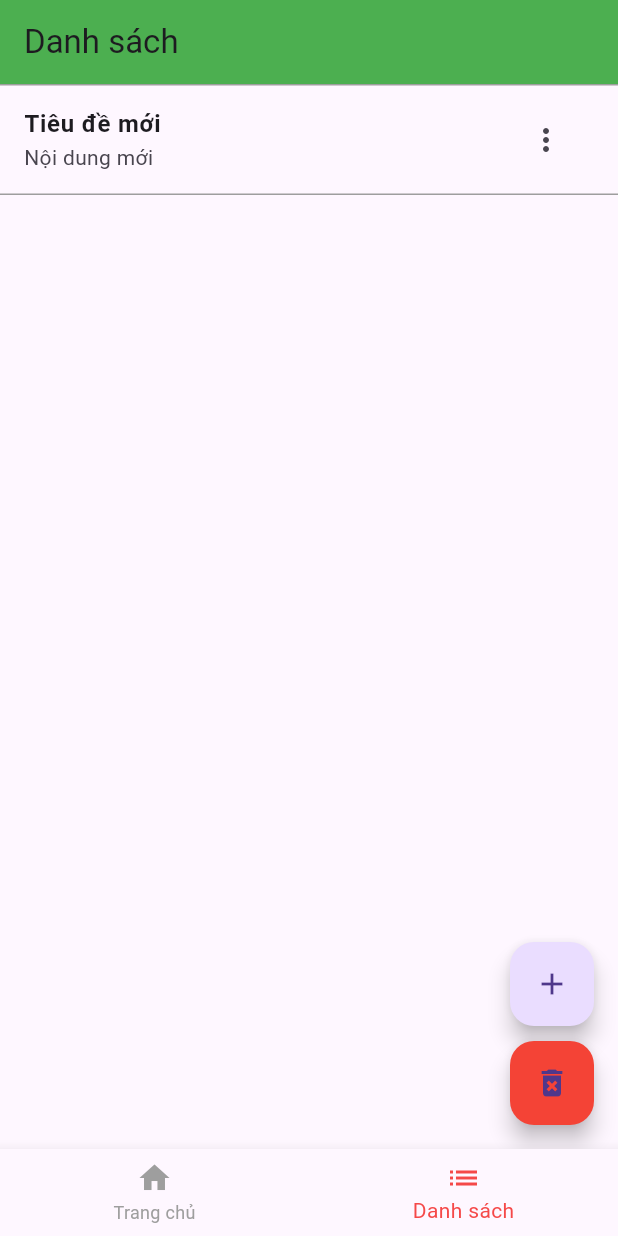
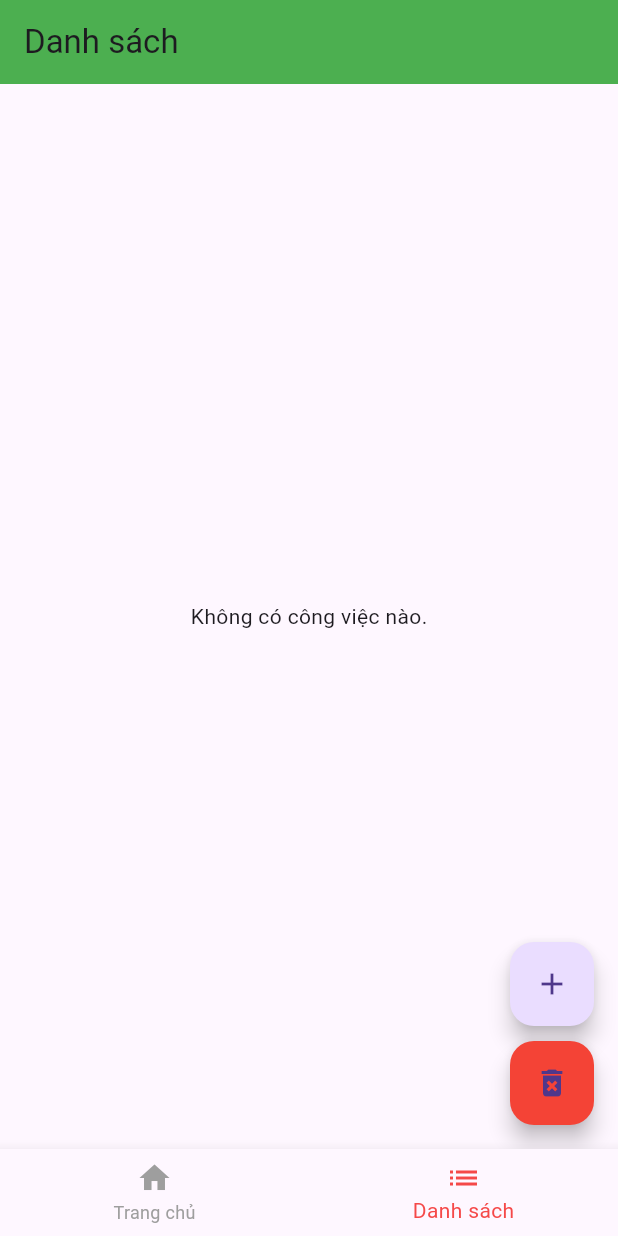
Before and after one commit to MaiKhoa0101/FlutterFE, a Flutter app: the screen it shows after launch, item 2 of the bottom bar chosen, after a tap on the "add" icon, after a tap on the "delete forever" icon, on a phone screen of 412 x 824 dp. Run offline on Flutter 3.47's test engine with Material 3 defaults, Android fonts, the phone set to English and light mode, and no system bars; our stand-ins replace dio, flutter_bloc, get_it, go_router, hive, hive_flutter; accounts and stored records are empty; network calls fail.

Commit message:
done split code to factory, repository, add bloc for manage state, add locator for DI

```diff
--- a/lib/UI/NewUI/NewsListScreen.dart
+++ b/lib/UI/NewUI/NewsListScreen.dart
@@ -1,6 +1,9 @@
 import 'package:flutter/material.dart';
+import '../../dependency injections/locator.dart';
 import '../../viewmodel/newsViewModel.dart';
 import '../Widget/RowNewsSection.dart';
+import 'package:flutter_bloc/flutter_bloc.dart';
+import '../../state management/bloc_news.dart';
 
 class NewsListScreen extends StatefulWidget {
   const NewsListScreen({super.key});
@@ -10,33 +13,39 @@ class NewsListScreen extends StatefulWidget {
 }
 
 class _NewsListScreenState extends State<NewsListScreen> {
-  final newsViewModel = NewsViewModel();
+  final newsViewModel = locator<NewsViewModel>();
 
-  @override
-  void initState() {
-    super.initState();
-    _loadNews(); // Tải lần đầu
-  }
-
-  Future<void> _loadNews() async {
-    await newsViewModel.getNews();
-    setState(() {});
-  }
 
   @override
   Widget build(BuildContext context) {
     final news = newsViewModel.news;
 
-    return Scaffold(
-      body: news.isEmpty
-          ? const Center(child: CircularProgressIndicator())
-          : RefreshIndicator(
-        onRefresh: _loadNews,
-        child: ListView.builder(
-          itemCount: news.length,
-          itemBuilder: (context, index) {
-            final item = news[index];
-            return RowNewsSection(context, item);
+    return  BlocProvider(
+      create: (_) => NewsBloc(locator.get())..add(GetNews()),
+      child: Scaffold(
+        body: BlocBuilder<NewsBloc, NewsState>(
+          builder: (context, state) {
+            if (state is NewsLoading) {
+              return const Center(child: CircularProgressIndicator());
+            } else if (state is NewsLoaded) {
+              final news = state.news;
+              return RefreshIndicator(
+                onRefresh: () async {
+                  context.read<NewsBloc>().add(GetNews());
+                },
+
+                child: ListView.builder(
+                  itemCount: news.length,
+                  itemBuilder: (context, index) {
+                    final item = news[index];
+                    return RowNewsSection(context, item);
+                  },
+                ),
+              );
+            } else if (state is NewsError) {
+              return Center(child: Text('Lỗi: ${state.message}'));
+            }
+            return const SizedBox.shrink();
           },
         ),
       ),
--- a/lib/UI/TodoUI/TodoList.dart
+++ b/lib/UI/TodoUI/TodoList.dart
@@ -1,84 +1,62 @@
 import 'package:flutter/material.dart';
+import 'package:flutter_bloc/flutter_bloc.dart';
 import 'package:go_router/go_router.dart';
-import '../../hive/hivefunction.dart';
+import '../../state management/bloc_task.dart';
+import '../../dependency injections/locator.dart';
 import '../../models/taskList.dart';
 
-class TaskScreen extends StatefulWidget {
+class TaskScreen extends StatelessWidget {
   const TaskScreen({super.key});
-
-  @override
-  State<TaskScreen> createState() => _TaskScreenState();
-}
-
-class _TaskScreenState extends State<TaskScreen> {
-  List<TaskItem> tasks = [];
-
-  @override
-  void initState() {
-    super.initState();
-    _loadTasks();
-  }
-
-  Future<void> _loadTasks() async {
-    tasks = HiveFunctions.getAllTask();
-    setState(() {});
-  }
-
-  Future<void> _onRefresh() => _loadTasks();
-
-  Future<void> _createTask() async {
-    HiveFunctions.createTask('Tiêu đề mới', 'Nội dung mới');
-    await _loadTasks();
-  }
-
-  Future<void> _deleteAllTasks() async {
-    HiveFunctions.deleteAllTask();
-    await _loadTasks();
-  }
-
-  Future<void> _deleteTask(int key) async {
-    HiveFunctions.deleteTask(key);
-    await _loadTasks();
-  }
-
-  Future<void> _goToDetail(TaskItem item) async {
-    final updated = await context.push('/detailTask', extra: item);
-    if (updated == true) {
-      await _loadTasks(); // Reload nếu có cập nhật
-    }
-  }
 
   @override
   Widget build(BuildContext context) {
     return Scaffold(
-      floatingActionButton: _buildFABs(),
-      body: RefreshIndicator(
-        onRefresh: _onRefresh,
+      floatingActionButton: _buildFABs(context),
+      body: BlocBuilder<TaskBloc, TaskState>(
+        builder: (context, state) {
+          if (state is TaskLoading) {
+            return const Center(child: CircularProgressIndicator());
+          } else if (state is TaskLoaded) {
+            final tasks = state.tasks;
+            return RefreshIndicator(
+              onRefresh: () async {
+                context.read<TaskBloc>().add(LoadTasks());
+              },
               child: tasks.isEmpty
                   ? const Center(child: Text('Không có công việc nào.'))
                   : ListView.builder(
                       itemCount: tasks.length,
                       itemBuilder: (context, index) =>
-              _buildTaskTile(tasks[index]),
+                          _buildTaskTile(context, tasks[index]),
                     ),
+            );
+          } else if (state is TaskError) {
+            return Center(child: Text('Lỗi: ${state.message}'));
+          }
+          return const SizedBox.shrink();
+        },
       ),
     );
   }
 
-  Widget _buildFABs() {
+  Widget _buildFABs(BuildContext context) {
     return Column(
       mainAxisAlignment: MainAxisAlignment.end,
       children: [
         FloatingActionButton(
           heroTag: 'add',
-          onPressed: _createTask,
+          onPressed: () {
+            context.read<TaskBloc>().add(AddTask('Tiêu đề mới', 'Nội dung mới'));
+          },
           child: const Icon(Icons.add),
           tooltip: 'Tạo công việc mới',
         ),
         const SizedBox(height: 10),
         FloatingActionButton(
           heroTag: 'deleteAll',
-          onPressed: _deleteAllTasks,
+          onPressed: () {
+            context.read<TaskBloc>().add(DeleteAllTasks());
+          },
           backgroundColor: Colors.red,
           child: const Icon(Icons.delete_forever),
           tooltip: 'Xoá tất cả',
@@ -87,7 +65,7 @@ class _TaskScreenState extends State<TaskScreen> {
     );
   }
 
-  Widget _buildTaskTile(TaskItem item) {
+  Widget _buildTaskTile(BuildContext context, TaskItem item) {
     return Column(
       children: [
         const Divider(height: 1, color: Colors.grey),
@@ -103,10 +81,17 @@ class _TaskScreenState extends State<TaskScreen> {
             maxLines: 2,
             overflow: TextOverflow.ellipsis,
           ),
-          onTap: () => _goToDetail(item),
+          onTap: () async {
+            final updated = await context.push('/detailTask', extra: item);
+            if (updated == true) {
+              context.read<TaskBloc>().add(LoadTasks());
+            }
+          },
           trailing: PopupMenuButton<String>(
             onSelected: (value) {
-              if (value == 'delete') _deleteTask(item.key!);
+              if (value == 'delete') {
+                context.read<TaskBloc>().add(DeleteTask(item.key!));
+              }
             },
             itemBuilder: (context) => const [
               PopupMenuItem(
--- a/lib/UI/mainscaffold.dart
+++ b/lib/UI/mainscaffold.dart
@@ -1,5 +1,4 @@
 import 'package:flutter/material.dart';
-import 'package:go_router/go_router.dart';
 import 'NewUI/NewsListScreen.dart';
 import 'TodoUI/TodoList.dart';
 
--- /dev/null
+++ b/lib/data/repository/HiveRepository.dart
@@ -0,0 +1,23 @@
+import '../../service/TaskService.dart';
+import '../../models/taskList.dart';
+import '../../factory/task_factory.dart';
+
+class TaskRepository {
+  final TaskService service;
+  TaskRepository(this.service);
+
+  List<TaskItem> getAllTasks() {
+    final raw = service.getAllRaw();
+    return raw.map((e) => TaskFactory.fromMap(e, e['key'])).toList();
+  }
+
+  Future<void> createTask(String title, String content) =>
+      service.createTask(title, content);
+
+  Future<void> updateTask(int key, String title, String content) =>
+      service.updateTask(key, title, content);
+
+  Future<void> deleteTask(int key) => service.deleteTask(key);
+
+  Future<void> deleteAllTask() => service.deleteAllTask();
+}
--- /dev/null
+++ b/lib/data/repository/NewsRepository.dart
@@ -0,0 +1,36 @@
+import '../../models/newList.dart';
+import '../../service/NewsService.dart';
+
+// Dòng này định nghĩa một class NewsRepository để quản lý việc lấy dữ liệu tin tức
+// từ NewsService. Nó sẽ sử dụng phương thức getNews của NewsService để lấy dữ liệu
+// và trả về một Future chứa danh sách các đối tượng NewsItem. Điều này giúp tách biệt
+// logic lấy dữ liệu khỏi các phần khác của ứng dụng, giúp dễ dàng kiểm tra và
+// bảo trì mã.
+class NewsRepository{
+  // Biến này sẽ lưu trữ instance của NewsService để sử dụng trong NewsRepository
+  final NewsService _newsService;
+  // Dòng này là constructor của NewsRepository, nó sẽ nhận vào một instance của NewsService
+  // và gán nó cho biến _newsService.
+  NewsRepository(this._newsService);
+  // Phương thức này sẽ gọi phương thức getNews của NewsService để lấy dữ liệu tin tức
+  // và trả về một Future chứa danh sách các đối tượng NewsItem. Nếu có lỗi xảy ra,
+  // nó sẽ ném ra lỗi để có thể xử lý ở nơi gọi phương thức này.
+
+
+  // Future là một kiểu dữ liệu trong Dart đại diện cho một giá trị sẽ có trong tương lai.
+  // Nó thường được sử dụng để xử lý các tác vụ bất đồng bộ, chẳng hạn như gọi API.
+  // List<NewsItem> là một danh sách chứa các đối tượng NewsItem, đại diện cho các tin tức.
+  // NewsItem là một class đại diện cho một tin tức, nó có thể chứa các thông tin như tiêu đề, mô tả, ngày đăng, v.v.
+  // getNews() là một phương thức trong NewsService, nó sẽ gọi API để lấy dữ liệu tin tức
+  // và trả về một Future chứa danh sách các đối tượng NewsItem.
+  Future<List<NewsItem>> getNews() async {
+    try {
+      final response = await _newsService.getNews();
+      return response;
+    }
+    catch (e) {
+      print("NewsRespository"+e.toString());
+      throw e;
+    }
+  }
+}
--- /dev/null
+++ b/lib/dependency injections/locator.dart
@@ -0,0 +1,26 @@
+import 'package:get_it/get_it.dart';
+import '../data/repository/NewsRepository.dart';
+import '../service/NewsService.dart';
+import '../viewmodel/newsViewModel.dart';
+import '../service/TaskService.dart';
+import '../data/repository/HiveRepository.dart';
+
+// Dòng này sẽ tạo một instance của GetIt để sử dụng trong toàn bộ ứng dụng
+// GetIt là một package giúp quản lý Dependency Injection trong Flutter
+final locator = GetIt.instance;
+// Cái này sẽ được gọi trong hàm main.dart để đăng ký các dịch vụ và repository
+// để có thể sử dụng chúng trong toàn bộ ứng dụng mà không cần phải khởi tạo
+void setupLocator() {
+  // Đăng ký NewsService để có thể sử dụng trong NewsRepository
+  // Khi sử dụng locator để lấy NewsService, nó sẽ tự động tạo một instance mới
+  locator.registerLazySingleton(() => NewsService());
+  //Khi sử dụng locator để lấy NewsRepository, nó sẽ tự động lấy NewsService đã đăng ký
+  //và truyền vào NewsRepository.
+  locator.registerLazySingleton(() => NewsRepository(locator<NewsService>()));
+  //Khi sử dụng locator để lấy NewsViewModel, nó sẽ tự động lấy NewsRepository đã đăng ký
+  //và truyền vào NewsViewModel.
+  locator.registerFactory(() => NewsViewModel(locator<NewsRepository>()));
+
+  locator.registerLazySingleton<TaskService>(() => TaskService());
+  locator.registerLazySingleton<TaskRepository>(() => TaskRepository(locator<TaskService>()));
+}
--- /dev/null
+++ b/lib/factory/task_factory.dart
@@ -0,0 +1,11 @@
+import '../models/taskList.dart';
+
+class TaskFactory {
+  static TaskItem fromMap(Map<dynamic, dynamic> map, int key) {
+    return TaskItem(
+      key: key,
+      title: map['title'] ?? '',
+      content: map['content'] ?? '',
+    );
+  }
+}
--- a/lib/main.dart
+++ b/lib/main.dart
@@ -1,33 +1,60 @@
 import 'package:flutter/material.dart';
 import 'package:go_router/go_router.dart';
-import 'package:hive/hive.dart';
 import 'package:hive_flutter/adapters.dart';
+import 'package:flutter_bloc/flutter_bloc.dart';
 
 import 'UI/NewUI/DetailNews.dart';
 import 'UI/TodoUI/DetailTask.dart';
 import 'UI/mainscaffold.dart';
+import 'dependency injections/locator.dart';
 import 'hive/hivefunction.dart';
 import 'models/newList.dart';
 import 'models/taskList.dart';
+import './state management/bloc_task.dart';
 
 void main() async {
-
+  setupLocator();
   WidgetsFlutterBinding.ensureInitialized();
   await Hive.initFlutter();
   if (!Hive.isBoxOpen('Task Box')) {
     await Hive.deleteBoxFromDisk('Task Box');
   }
-  // To open the user hive box
   await Hive.openBox(taskHiveBox);
   runApp(const MyApp());
 }
 
+class MyApp extends StatelessWidget {
+  const MyApp({super.key});
+  @override
+  Widget build(BuildContext context) {
+    return BlocProvider(
+      create: (_) => TaskBloc(locator.get())..add(LoadTasks()),
+      child: MaterialApp.router(
+        debugShowCheckedModeBanner: false,
+        title: 'Flutter App',
+        theme: ThemeData(primarySwatch: Colors.red),
+        routerConfig: _router,
+      ),
+    );
+  }
+}
+
+// Không cần BlocProvider trong GoRouter nữa!
 final GoRouter _router = GoRouter(
   initialLocation: '/',
   routes: [
     GoRoute(
       path: '/',
       builder: (context, state) => MainScaffold(),
+      routes: [
+        GoRoute(
+          path: 'detailTask',
+          builder: (context, state) {
+            final item = state.extra as TaskItem;
+            return DetailTask(item: item);
+          },
+        ),
+      ],
     ),
     GoRoute(
       path: '/detailNews',
@@ -36,25 +63,5 @@ final GoRouter _router = GoRouter(
         return DetailNewsScreen(item: item);
       },
     ),
-    GoRoute(
-      path: '/detailTask',
-      builder: (context, state) {
-        final item = state.extra as TaskItem;
-        return DetailTask(item: item);
-      },
-    )
   ],
 );
-
-class MyApp extends StatelessWidget {
-  const MyApp({super.key});
-  @override
-  Widget build(BuildContext context) {
-    return MaterialApp.router(
-      debugShowCheckedModeBanner: false,
-      title: 'Flutter App',
-      theme: ThemeData(primarySwatch: Colors.red),
-      routerConfig: _router,
-    );
-  }
-}
--- a/lib/service/NewsService.dart
+++ b/lib/service/NewsService.dart
@@ -11,7 +11,6 @@ class NewsService{
     ),
   );
 
-
   Future<List<NewsItem>> getNews() async {
     final response = await _dio.get('/v2/everything?q=tesla&sortBy=publishedAt&apiKey=101793badfc14e7288721fd180361228');
     final List<dynamic> articles = response.data['articles'];
--- /dev/null
+++ b/lib/service/TaskService.dart
@@ -0,0 +1,30 @@
+import 'package:hive/hive.dart';
+
+class TaskService {
+  final String boxName = 'Task Box';
+
+  Box get box => Hive.box(boxName);
+
+  List<Map<dynamic, dynamic>> getAllRaw() {
+    return box.keys.map((key) {
+      final value = box.get(key);
+      return {'key': key, ...Map<String, dynamic>.from(value)};
+    }).toList();
+  }
+
+  Future<void> createTask(String title, String content) async {
+    await box.add({'title': title, 'content': content});
+  }
+
+  Future<void> updateTask(int key, String title, String content) async {
+    await box.put(key, {'title': title, 'content': content});
+  }
+
+  Future<void> deleteTask(int key) async {
+    await box.delete(key);
+  }
+
+  Future<void> deleteAllTask() async {
+    await box.clear();
+  }
+}
--- /dev/null
+++ b/lib/state management/bloc_news.dart
@@ -0,0 +1,90 @@
+import 'package:flutter_bloc/flutter_bloc.dart';
+import '../models/newList.dart';
+import '../data/repository/NewsRepository.dart';
+
+// Bloc để quản lý trạng thái của dữ liệu tin tức
+// Nó sẽ sử dụng NewsRepository để lấy dữ liệu và cung cấp các phương thức để truy
+// cập dữ liệu tin tức. Bloc này sẽ được sử dụng trong các widget để hiển thị
+// dữ liệu tin tức và xử lý các sự kiện liên quan đến dữ liệu.
+abstract class NewsEvent {}
+// Các sự kiện có thể xảy ra trong Bloc này
+// Ví dụ: khi người dùng muốn lấy dữ liệu tin tức, chúng ta sẽ phát ra sự kiện GetNews
+// Khi cần tải lại dữ liệu tin tức, chúng ta sẽ phát ra sự kiện LoadNews
+class GetNews extends NewsEvent {}
+// Sự kiện này sẽ được phát ra khi cần lấy dữ liệu tin tức
+// Bloc sẽ lắng nghe sự kiện này và gọi phương thức getNews của NewsRepository để
+// lấy dữ liệu tin tức. Sau đó, nó sẽ cập nhật trạng thái của Bloc với danh sách
+// các đối tượng NewsItem. Nếu có lỗi xảy ra, nó sẽ cập nhật trạng thái với thông báo lỗi.
+// Khi trạng thái được cập nhật, các widget sẽ tự động nhận được thông báo và cập
+// nhật giao diện để hiển thị dữ liệu tin tức mới nhất.
+// Sự kiện này sẽ được sử dụng trong các widget để lấy dữ liệu tin tức và
+// hiển thị nó. Ví dụ: khi người dùng nhấn nút "Tải lại", chúng ta sẽ phát ra sự kiện này
+// để Bloc có thể lấy dữ liệu tin tức mới nhất từ NewsRepository.
+class LoadNews extends NewsEvent {}
+// Trạng thái của Bloc sẽ được quản lý bằng các lớp con của NewsState
+// Mỗi trạng thái sẽ đại diện cho một giai đoạn trong quá trình lấy dữ liệu
+abstract class NewsState {}
+// Các trạng thái có thể xảy ra trong Bloc này
+// Ví dụ: khi Bloc đang lấy dữ liệu tin tức, nó sẽ ở trạng thái NewsLoading
+// Khi Bloc đã lấy dữ liệu thành công, nó sẽ ở trạng thái NewsLoaded với danh sách
+// các đối tượng NewsItem. Nếu có lỗi xảy ra, nó sẽ ở trạng thái News Error với thông báo lỗi.
+// Các widget sẽ lắng nghe các trạng thái này và cập nhật giao diện để hiển thị dữ liệu
+// tin tức hoặc thông báo lỗi nếu có.
+class NewsInitial extends NewsState {}
+// Trạng thái ban đầu của Bloc, khi chưa có dữ liệu tin tức nào được lấy
+// Trạng thái này sẽ được sử dụng khi Bloc mới được khởi tạo và chưa có dữ liệu tin tức nào.
+// Khi Bloc bắt đầu lấy dữ liệu tin tức, nó sẽ chuyển sang trạng thái NewsLoading
+class NewsLoading extends NewsState {}
+// Trạng thái khi Bloc đang lấy dữ liệu tin tức
+// Trạng thái này sẽ được sử dụng khi Bloc đang gọi phương thức getNews của NewsRepository
+// để lấy dữ liệu tin tức. Trong trạng thái này, các widget sẽ hiển thị một
+// vòng xoay tải dữ liệu hoặc một thông báo "Đang tải..." để cho người dùng biết rằng
+// dữ liệu đang được lấy. Khi Bloc đã lấy dữ liệu thành công, nó sẽ chuyển sang trạng thái NewsLoaded
+// với danh sách các đối tượng NewsItem. Nếu có lỗi xảy ra, nó sẽ chuyển sang trạng thái NewsError
+// với thông báo lỗi.
+class NewsLoaded extends NewsState {
+  // Trạng thái khi Bloc đã lấy dữ liệu tin tức thành công
+  // Nó sẽ chứa danh sách các đối tượng NewsItem, đại diện cho các tin tức
+  // Trạng thái này sẽ được sử dụng khi Bloc đã gọi phương thức getNews của NewsRepository
+  // và đã nhận được danh sách các đối tượng NewsItem. Các widget sẽ lắng nghe
+  // trạng thái này và cập nhật giao diện để hiển thị danh sách tin tức.
+  final List<NewsItem> news;
+  // Constructor của NewsLoaded, nó sẽ nhận vào danh sách các đối tượng NewsItem
+  // và gán nó cho biến news. Biến này sẽ được sử dụng trong các widget để hiển thị
+  // danh sách tin tức. Khi trạng thái này được phát ra, các widget sẽ tự động nhận
+  // được thông báo và cập nhật giao diện để hiển thị danh sách tin tức mới nhất.
+  // Ví dụ: khi Bloc đã lấy dữ liệu tin tức thành công, nó sẽ phát ra trạng thái này
+  // và các widget sẽ hiển thị danh sách tin tức trong một ListView hoặc GridView.
+  // Các widget có thể sử dụng biến news để hiển thị danh sách tin tức trong
+  // giao diện người dùng, chẳng hạn như trong một ListView hoặc GridView.
+  NewsLoaded(this.news);
+}
+
+// Trạng thái khi có lỗi xảy ra trong quá trình lấy dữ liệu tin tức
+// Trạng thái này sẽ được sử dụng khi Bloc gặp lỗi trong quá trình gọi phương thức
+// getNews của NewsRepository để lấy dữ liệu tin tức. Khi Bloc gặp lỗi, nó sẽ
+// chuyển sang trạng thái này với thông báo lỗi. Các widget sẽ lắng nghe trạng thái này
+// và cập nhật giao diện để hiển thị thông báo lỗi cho người dùng.
+class NewsError extends NewsState {
+  final String message;
+  NewsError(this.message);
+}
+
+// Bloc để quản lý trạng thái của dữ liệu tin tức
+// Nó sẽ sử dụng NewsRepository để lấy dữ liệu và cung cấp các phương thức để truy
+// cập dữ liệu tin tức. Bloc này sẽ được sử dụng trong các widget để hiển thị
+// dữ liệu tin tức và xử lý các sự kiện liên quan đến dữ liệu.
+class NewsBloc extends Bloc<NewsEvent, NewsState> {
+  final NewsRepository repository;
+  NewsBloc(this.repository) : super(NewsInitial()) {
+    on<GetNews>((event, emit) async {
+      emit(NewsLoading());
+      try {
+        final news = await repository.getNews();
+        emit(NewsLoaded(news));
+      } catch (e) {
+        emit(NewsError(e.toString()));
+      }
+    });
+  }
+}
--- /dev/null
+++ b/lib/state management/bloc_task.dart
@@ -0,0 +1,67 @@
+import 'package:flutter_bloc/flutter_bloc.dart';
+import '../models/taskList.dart';
+import '../data/repository/HiveRepository.dart';
+
+abstract class TaskEvent {}
+class LoadTasks extends TaskEvent {}
+class AddTask extends TaskEvent {
+  final String title, content;
+  AddTask(this.title, this.content);
+}
+class UpdateTask extends TaskEvent {
+  final int key;
+  final String title, content;
+  UpdateTask(this.key, this.title, this.content);
+}
+class DeleteTask extends TaskEvent {
+  final int key;
+  DeleteTask(this.key);
+}
+class DeleteAllTasks extends TaskEvent {}
+
+abstract class TaskState {}
+class TaskInitial extends TaskState {}
+class TaskLoading extends TaskState {}
+class TaskLoaded extends TaskState {
+  final List<TaskItem> tasks;
+  TaskLoaded(this.tasks);
+}
+class TaskError extends TaskState {
+  final String message;
+  TaskError(this.message);
+}
+
+class TaskBloc extends Bloc<TaskEvent, TaskState> {
+  final TaskRepository repository;
+  TaskBloc(this.repository) : super(TaskInitial()) {
+    on<LoadTasks>((event, emit) {
+      emit(TaskLoading());
+      try {
+        final tasks = repository.getAllTasks();
+        emit(TaskLoaded(tasks));
+      } catch (e) {
+        emit(TaskError(e.toString()));
+      }
+    });
+
+    on<AddTask>((event, emit) async {
+      await repository.createTask(event.title, event.content);
+      add(LoadTasks());
+    });
+
+    on<UpdateTask>((event, emit) async {
+      await repository.updateTask(event.key, event.title, event.content);
+      add(LoadTasks());
+    });
+
+    on<DeleteTask>((event, emit) async {
+      await repository.deleteTask(event.key);
+      add(LoadTasks());
+    });
+
+    on<DeleteAllTasks>((event, emit) async {
+      await repository.deleteAllTask();
+      add(LoadTasks());
+    });
+  }
+}
--- a/lib/viewmodel/newsViewModel.dart
+++ b/lib/viewmodel/newsViewModel.dart
@@ -1,29 +1,51 @@
 
+import '../data/repository/NewsRepository.dart';
 import '../models/newList.dart';
-import '../service/NewsService.dart';
 
+// NewsViewModel là một lớp ViewModel để quản lý trạng thái của dữ liệu tin tức
+// Nó sử dụng NewsRepository để lấy dữ liệu và cung cấp các phương thức để truy cập
+// dữ liệu tin tức. ViewModel này sẽ được sử dụng trong các widget để hiển thị
+// dữ liệu tin tức và xử lý các sự kiện liên quan đến dữ liệu.
 class NewsViewModel {
-  final NewsService _newsService = NewsService();
+  // Biến này sẽ lưu trữ instance của NewsRepository để sử dụng trong NewsViewModel
+  // Khi sử dụng locator để lấy NewsRepository, nó sẽ tự động lấy NewsService đã
+  // đăng ký và truyền vào NewsRepository.
+  final NewsRepository _newsRepository;
 
+  // Constructor của NewsViewModel, nó sẽ nhận vào một instance của NewsRepository
+  // và gán nó cho biến _newsRepository.
+  NewsViewModel(this._newsRepository);
+
+  // Biến này sẽ lưu trữ danh sách các đối tượng NewsItem, đại diện cho các tin tức
+  // Nó sẽ được cập nhật khi có dữ liệu mới từ NewsRepository.
   List<NewsItem> _news = [];
+
+  // Getter để truy cập danh sách tin tức từ bên ngoài
+  // Getter này sẽ trả về danh sách các đối tượng NewsItem, đại diện cho các
+  // tin tức đã được lấy từ NewsRepository.
+  // Nó sẽ được sử dụng trong các widget để hiển thị danh sách tin tức.
   List<NewsItem> get news => _news;
+
+  // Biến này sẽ lưu trữ trạng thái của việc lấy dữ liệu tin tức
   bool isLoading = false;
+
+  // Biến này sẽ lưu trữ thông báo lỗi nếu có lỗi xảy ra trong quá trình lấy dữ liệu
   String? errorMessage;
 
+  // Phương thức này sẽ gọi phương thức getNews của NewsRepository để lấy dữ liệu tin tức
+  // và cập nhật biến _news với danh sách các đối tượng NewsItem. Nếu có lỗi xảy ra,
+  // nó sẽ cập nhật biến errorMessage với thông báo lỗi. Phương thức này sẽ được gọi
+  // trong các widget để lấy dữ liệu tin tức và hiển thị nó.
   Future<void> getNews() async {
     isLoading = true;
     try {
-      final response = await _newsService.getNews();
-      print(response);
-      _news = response;
-
+      _news = await _newsRepository.getNews();
       print("Lấy news thành công");
     } catch (e, response) {
       print(response);
       errorMessage = e.toString();
       print("Lấy news thất bại. Lỗi: $errorMessage");
     }
-
     isLoading = false;
   }
 }
--- a/pubspec.yaml
+++ b/pubspec.yaml
@@ -40,6 +40,8 @@ dependencies:
   hive: ^2.2.3
   path_provider: ^2.1.0
   hive_flutter: ^1.1.0
+  get_it: ^6.0.0
+  flutter_bloc: ^9.1.1
 
 dev_dependencies:
   flutter_test:
```
Also changed, not shown: lib/UI/TodoUI/DetailTask.dart (+5 -4 lines), lib/factory/news_factory.dart (added, +13 -0 lines), lib/viewmodel/taskViewModel.dart (added), pubspec.lock. Lines whose indentation alone changed are shown as unchanged.
